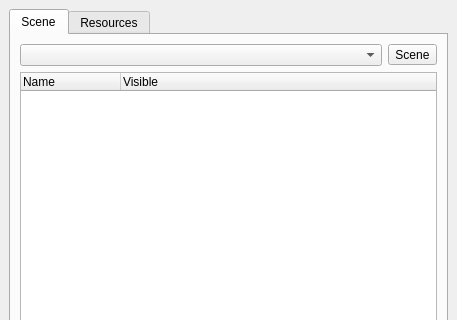
The window that brickleedit/src/gui/scenetree/scenetreedock.ui (paarm/bricklebrit) describes before a commit, drawn with Qt 5; both pictures show x 0 to 457 and y 0 to 320 of the 457 by 751 pixel window.
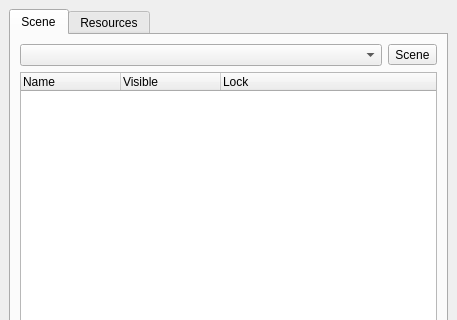
The same window after the commit. Icons and pictures are not drawn.

Diff of the .ui file:
```diff
--- a/brickleedit/src/gui/scenetree/scenetreedock.ui
+++ b/brickleedit/src/gui/scenetree/scenetreedock.ui
@@ -99,7 +99,7 @@
            <bool>true</bool>
           </property>
           <property name="columnCount">
-           <number>2</number>
+           <number>3</number>
           </property>
           <column>
            <property name="text">
@@ -111,6 +111,11 @@
             <string>Visible</string>
            </property>
           </column>
+          <column>
+           <property name="text">
+            <string>Lock</string>
+           </property>
+          </column>
          </widget>
         </item>
         <item>
```
